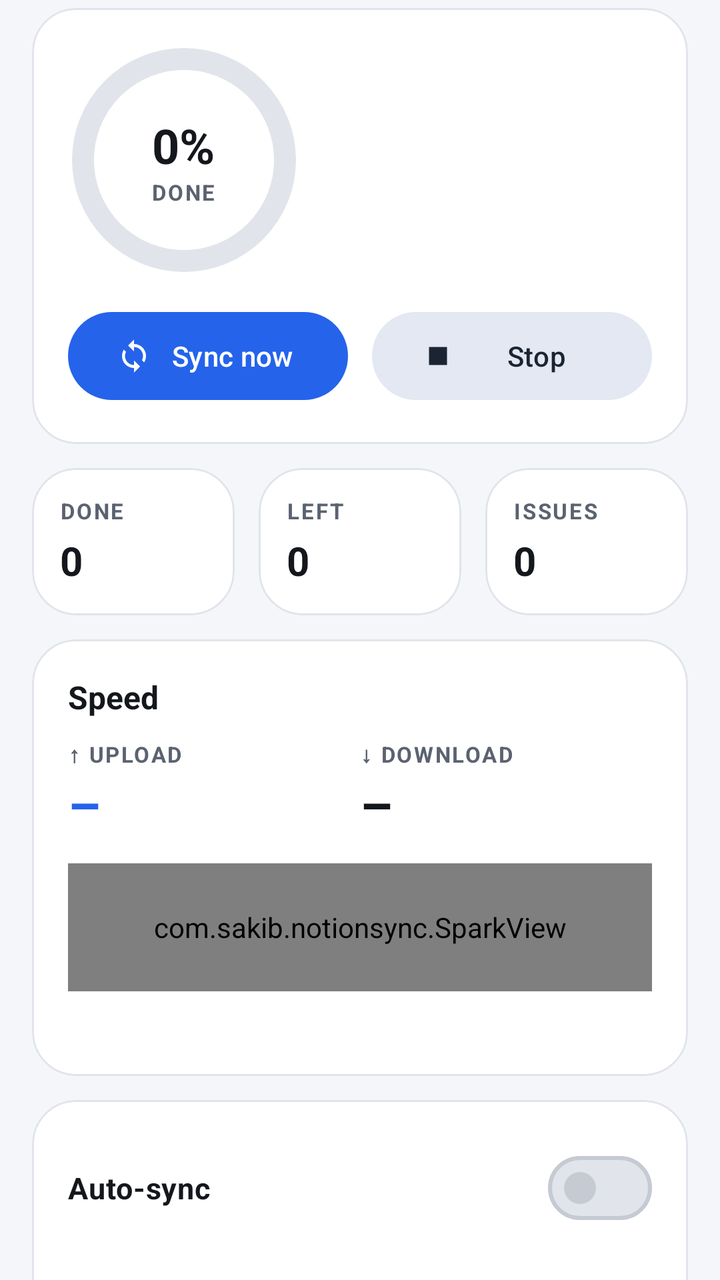
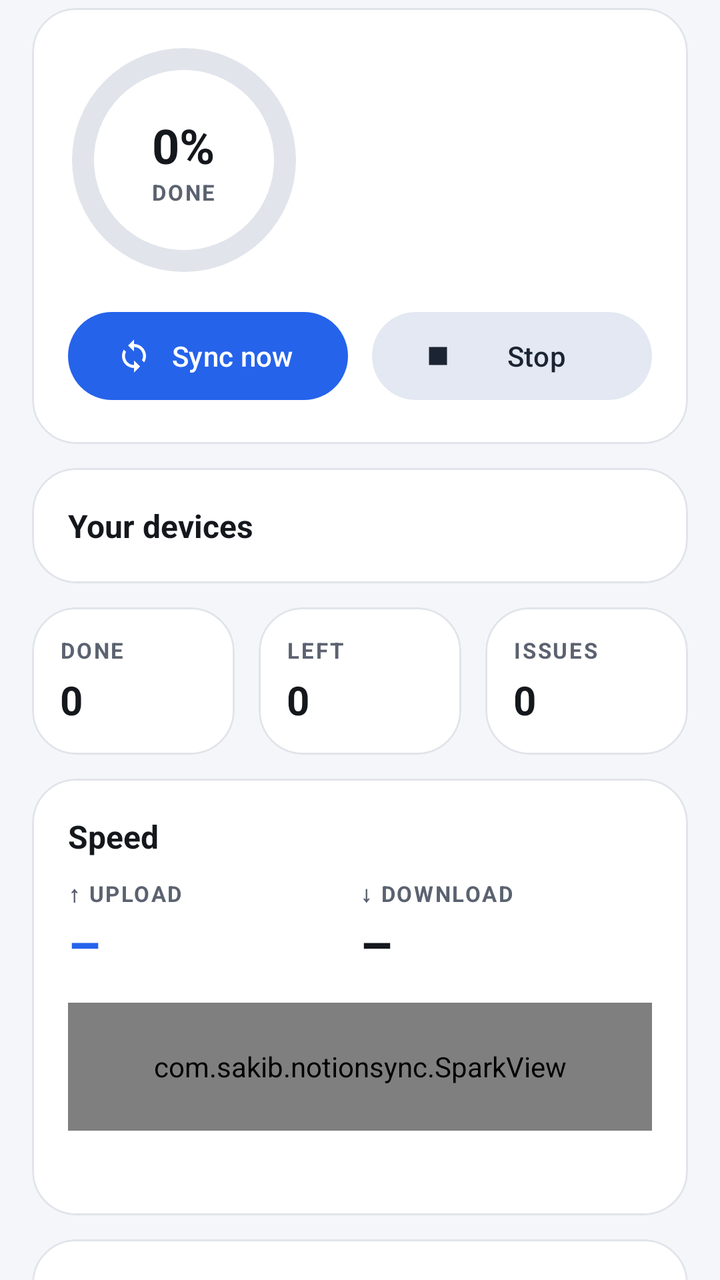

The first picture is an Android layout as it rendered before a commit; the second is the same layout after the commit. The layout source and the unified diff follow.
<!-- AndroidManifest.xml: application theme Theme.NotionSync -->
<!-- res/layout/page_home.xml -->
<?xml version="1.0" encoding="utf-8"?>
<androidx.core.widget.NestedScrollView xmlns:android="http://schemas.android.com/apk/res/android"
    xmlns:app="http://schemas.android.com/apk/res-auto"
    android:layout_width="match_parent"
    android:layout_height="match_parent">

    <LinearLayout
        android:layout_width="match_parent"
        android:layout_height="wrap_content"
        android:orientation="vertical"
        android:paddingStart="16dp"
        android:paddingTop="4dp"
        android:paddingEnd="16dp"
        android:paddingBottom="24dp">

        
        <com.google.android.material.card.MaterialCardView
            style="@style/Card"
            android:layout_width="match_parent"
            android:layout_height="wrap_content">

            <LinearLayout style="@style/CardBody"
                android:layout_width="match_parent"
                android:layout_height="wrap_content">

                <LinearLayout
                    android:layout_width="match_parent"
                    android:layout_height="wrap_content"
                    android:gravity="center_vertical"
                    android:orientation="horizontal">

                    <FrameLayout
                        android:layout_width="116dp"
                        android:layout_height="116dp">

                        <com.google.android.material.progressindicator.CircularProgressIndicator
                            android:id="@+id/ring"
                            android:layout_width="wrap_content"
                            android:layout_height="wrap_content"
                            android:layout_gravity="center"
                            android:max="1000"
                            app:indicatorSize="112dp"
                            app:trackColor="?attr/colorSurfaceContainerHighest"
                            app:trackCornerRadius="6dp"
                            app:trackThickness="11dp" />

                        <LinearLayout
                            android:layout_width="wrap_content"
                            android:layout_height="wrap_content"
                            android:layout_gravity="center"
                            android:gravity="center"
                            android:orientation="vertical">

                            <TextView
                                android:id="@+id/percent"
                                android:layout_width="wrap_content"
                                android:layout_height="wrap_content"
                                android:text="0%"
                                android:textColor="?attr/colorOnSurface"
                                android:textSize="24sp"
                                android:textStyle="bold" />

                            <TextView
                                style="@style/Label"
                                android:layout_width="wrap_content"
                                android:layout_height="wrap_content"
                                android:text="done" />
                        </LinearLayout>
                    </FrameLayout>

                    <LinearLayout
                        android:layout_width="0dp"
                        android:layout_height="wrap_content"
                        android:layout_marginStart="18dp"
                        android:layout_weight="1"
                        android:orientation="vertical">

                        <TextView
                            android:id="@+id/status_title"
                            android:layout_width="wrap_content"
                            android:layout_height="wrap_content"
                            android:textColor="?attr/colorOnSurface"
                            android:textSize="20sp"
                            android:textStyle="bold" />

                        <TextView
                            android:id="@+id/status_detail"
                            style="@style/Muted"
                            android:layout_width="wrap_content"
                            android:layout_height="wrap_content"
                            android:layout_marginTop="4dp" />
                    </LinearLayout>
                </LinearLayout>

                <TextView
                    android:id="@+id/current_file"
                    style="@style/Muted"
                    android:layout_width="match_parent"
                    android:layout_height="wrap_content"
                    android:layout_marginTop="14dp"
                    android:ellipsize="middle"
                    android:singleLine="true"
                    android:visibility="gone" />

                <LinearLayout
                    android:layout_width="match_parent"
                    android:layout_height="wrap_content"
                    android:layout_marginTop="14dp"
                    android:orientation="horizontal">

                    <com.google.android.material.button.MaterialButton
                        android:id="@+id/btn_sync"
                        android:layout_width="0dp"
                        android:layout_height="52dp"
                        android:layout_marginEnd="6dp"
                        android:layout_weight="1"
                        android:maxLines="1"
                        android:text="Sync now"
                        android:textSize="14sp"
                        app:icon="@drawable/ic_sync"
                        app:iconPadding="6dp" />

                    <com.google.android.material.button.MaterialButton
                        android:id="@+id/btn_stop"
                        style="@style/Widget.Material3.Button.TonalButton"
                        android:layout_width="0dp"
                        android:layout_height="52dp"
                        android:layout_marginStart="6dp"
                        android:layout_weight="1"
                        android:maxLines="1"
                        android:text="Stop"
                        android:textSize="14sp"
                        app:icon="@drawable/ic_stop"
                        app:iconPadding="6dp" />
                </LinearLayout>
            </LinearLayout>
        </com.google.android.material.card.MaterialCardView>

        
        <LinearLayout
            android:layout_width="match_parent"
            android:layout_height="wrap_content"
            android:layout_marginBottom="12dp"
            android:orientation="horizontal">

            <com.google.android.material.card.MaterialCardView
                style="@style/Card"
                android:layout_width="0dp"
                android:layout_height="wrap_content"
                android:layout_marginEnd="6dp"
                android:layout_marginBottom="0dp"
                android:layout_weight="1">

                <LinearLayout
                    android:layout_width="match_parent"
                    android:layout_height="wrap_content"
                    android:orientation="vertical"
                    android:padding="14dp">

                    <TextView style="@style/Label" android:layout_width="wrap_content" android:layout_height="wrap_content" android:text="Done" />
                    <TextView android:id="@+id/n_done" android:layout_width="wrap_content" android:layout_height="wrap_content" android:layout_marginTop="4dp" android:text="0" android:textColor="?attr/colorOnSurface" android:textSize="20sp" android:textStyle="bold" />
                </LinearLayout>
            </com.google.android.material.card.MaterialCardView>

            <com.google.android.material.card.MaterialCardView
                style="@style/Card"
                android:layout_width="0dp"
                android:layout_height="wrap_content"
                android:layout_marginStart="6dp"
                android:layout_marginEnd="6dp"
                android:layout_marginBottom="0dp"
                android:layout_weight="1">

                <LinearLayout
                    android:layout_width="match_parent"
                    android:layout_height="wrap_content"
                    android:orientation="vertical"
                    android:padding="14dp">

                    <TextView style="@style/Label" android:layout_width="wrap_content" android:layout_height="wrap_content" android:text="Left" />
                    <TextView android:id="@+id/n_left" android:layout_width="wrap_content" android:layout_height="wrap_content" android:layout_marginTop="4dp" android:text="0" android:textColor="?attr/colorOnSurface" android:textSize="20sp" android:textStyle="bold" />
                </LinearLayout>
            </com.google.android.material.card.MaterialCardView>

            <com.google.android.material.card.MaterialCardView
                android:id="@+id/issues_tile"
                style="@style/Card"
                android:layout_width="0dp"
                android:layout_height="wrap_content"
                android:layout_marginStart="6dp"
                android:layout_marginBottom="0dp"
                android:layout_weight="1"
                android:clickable="true"
                android:focusable="true">

                <LinearLayout
                    android:layout_width="match_parent"
                    android:layout_height="wrap_content"
                    android:orientation="vertical"
                    android:padding="14dp">

                    <TextView style="@style/Label" android:layout_width="wrap_content" android:layout_height="wrap_content" android:text="Issues" />
                    <TextView android:id="@+id/n_issues" android:layout_width="wrap_content" android:layout_height="wrap_content" android:layout_marginTop="4dp" android:text="0" android:textColor="?attr/colorOnSurface" android:textSize="20sp" android:textStyle="bold" />
                </LinearLayout>
            </com.google.android.material.card.MaterialCardView>
        </LinearLayout>

        
        <com.google.android.material.card.MaterialCardView
            style="@style/Card"
            android:layout_width="match_parent"
            android:layout_height="wrap_content">

            <LinearLayout style="@style/CardBody"
                android:layout_width="match_parent"
                android:layout_height="wrap_content">

                <TextView style="@style/CardTitle" android:layout_width="wrap_content" android:layout_height="wrap_content" android:text="Speed" />

                <LinearLayout
                    android:layout_width="match_parent"
                    android:layout_height="wrap_content"
                    android:layout_marginTop="10dp"
                    android:orientation="horizontal">

                    <LinearLayout
                        android:layout_width="0dp"
                        android:layout_height="wrap_content"
                        android:layout_weight="1"
                        android:orientation="vertical">

                        <TextView style="@style/Label" android:layout_width="wrap_content" android:layout_height="wrap_content" android:text="↑ Upload" />
                        <TextView android:id="@+id/speed_up" android:layout_width="wrap_content" android:layout_height="wrap_content" android:text="–" android:textColor="?attr/colorPrimary" android:textSize="26sp" android:textStyle="bold" />
                    </LinearLayout>

                    <LinearLayout
                        android:layout_width="0dp"
                        android:layout_height="wrap_content"
                        android:layout_weight="1"
                        android:orientation="vertical">

                        <TextView style="@style/Label" android:layout_width="wrap_content" android:layout_height="wrap_content" android:text="↓ Download" />
                        <TextView android:id="@+id/speed_down" android:layout_width="wrap_content" android:layout_height="wrap_content" android:text="–" android:textColor="?attr/colorOnSurface" android:textSize="26sp" android:textStyle="bold" />
                    </LinearLayout>
                </LinearLayout>

                <com.sakib.notionsync.SparkView
                    android:id="@+id/spark"
                    android:layout_width="match_parent"
                    android:layout_height="64dp"
                    android:layout_marginTop="12dp" />

                <TextView
                    android:id="@+id/speed_totals"
                    style="@style/Muted"
                    android:layout_width="wrap_content"
                    android:layout_height="wrap_content"
                    android:layout_marginTop="8dp"
                    android:textSize="12sp" />
            </LinearLayout>
        </com.google.android.material.card.MaterialCardView>

        
        <com.google.android.material.card.MaterialCardView
            style="@style/Card"
            android:layout_width="match_parent"
            android:layout_height="wrap_content">

            <LinearLayout style="@style/CardBody"
                android:layout_width="match_parent"
                android:layout_height="wrap_content">

                <com.google.android.material.materialswitch.MaterialSwitch
                    android:id="@+id/sw_auto"
                    style="@style/SettingSwitch"
                    android:layout_width="match_parent"
                    android:layout_height="wrap_content"
                    android:text="Auto-sync"
                    android:textStyle="bold" />

                <TextView
                    android:id="@+id/auto_detail"
                    style="@style/Muted"
                    android:layout_width="wrap_content"
                    android:layout_height="wrap_content" />

                <TextView
                    android:id="@+id/auto_times"
                    style="@style/Muted"
                    android:layout_width="wrap_content"
                    android:layout_height="wrap_content"
                    android:layout_marginTop="2dp" />
            </LinearLayout>
        </com.google.android.material.card.MaterialCardView>

        
        <com.google.android.material.card.MaterialCardView
            style="@style/Card"
            android:layout_width="match_parent"
            android:layout_height="wrap_content">

            <LinearLayout style="@style/CardBody"
                android:layout_width="match_parent"
                android:layout_height="wrap_content">

                <TextView style="@style/CardTitle" android:layout_width="wrap_content" android:layout_height="wrap_content" android:text="Space" />

                <TextView style="@style/Label" android:layout_width="wrap_content" android:layout_height="wrap_content" android:layout_marginTop="10dp" android:text="This app uses" />
                <TextView android:id="@+id/space_app" android:layout_width="wrap_content" android:layout_height="wrap_content" android:textColor="?attr/colorOnSurface" android:textSize="20sp" android:textStyle="bold" />
                <TextView android:id="@+id/space_app_detail" style="@style/Muted" android:layout_width="wrap_content" android:layout_height="wrap_content" />

                <TextView style="@style/Muted" android:layout_width="wrap_content" android:layout_height="wrap_content" android:layout_marginTop="10dp" android:text="Keep files opened from the cloud up to:" />
                <com.google.android.material.chip.ChipGroup
                    android:id="@+id/space_limit"
                    android:layout_width="match_parent"
                    android:layout_height="wrap_content"
                    app:selectionRequired="true"
                    app:singleSelection="true" />

                <com.google.android.material.materialswitch.MaterialSwitch
                    android:id="@+id/sw_cloud_previews"
                    style="@style/SettingSwitch"
                    android:layout_width="match_parent"
                    android:layout_height="wrap_content"
                    android:text="Previews for cloud-only photos (uses some space and data)" />

                <LinearLayout android:layout_width="match_parent" android:layout_height="wrap_content" android:orientation="horizontal">
                    <com.google.android.material.button.MaterialButton android:id="@+id/space_see" style="@style/Widget.Material3.Button.OutlinedButton" android:layout_width="wrap_content" android:layout_height="wrap_content" android:layout_marginEnd="8dp" android:text="See downloads" />
                    <com.google.android.material.button.MaterialButton android:id="@+id/space_clear" style="@style/Widget.Material3.Button.TextButton" android:layout_width="wrap_content" android:layout_height="wrap_content" android:text="Clear them" />
                </LinearLayout>

<TextView
                    style="@style/Muted"
                    android:layout_width="wrap_content"
                    android:layout_height="wrap_content"
                    android:layout_marginTop="6dp"
                    android:text="Only copies downloaded from the cloud are counted and cleared here. Your own files on this phone are never removed."
                    android:textSize="12sp" />
            </LinearLayout>
        </com.google.android.material.card.MaterialCardView>

        
        <com.google.android.material.card.MaterialCardView
            android:id="@+id/issues_card"
            style="@style/Card"
            android:layout_width="match_parent"
            android:layout_height="wrap_content"
            android:visibility="gone">

            <LinearLayout style="@style/CardBody"
                android:layout_width="match_parent"
                android:layout_height="wrap_content">

                <TextView style="@style/CardTitle" android:layout_width="wrap_content" android:layout_height="wrap_content" android:text="Files that didn't upload" />

                <TextView
                    android:id="@+id/issues_detail"
                    style="@style/Muted"
                    android:layout_width="wrap_content"
                    android:layout_height="wrap_content"
                    android:layout_marginTop="4dp" />

                <LinearLayout
                    android:layout_width="match_parent"
                    android:layout_height="wrap_content"
                    android:layout_marginTop="10dp"
                    android:orientation="horizontal">

                    <com.google.android.material.button.MaterialButton
                        android:id="@+id/btn_issues"
                        style="@style/Widget.Material3.Button.OutlinedButton"
                        android:layout_width="wrap_content"
                        android:layout_height="wrap_content"
                        android:layout_marginEnd="8dp"
                        android:text="See list" />

                    <com.google.android.material.button.MaterialButton
                        android:id="@+id/btn_retry"
                        style="@style/Widget.Material3.Button.TextButton"
                        android:layout_width="wrap_content"
                        android:layout_height="wrap_content"
                        android:text="Try again" />
                </LinearLayout>
            </LinearLayout>
        </com.google.android.material.card.MaterialCardView>
    </LinearLayout>
</androidx.core.widget.NestedScrollView>
<!-- resources referenced by this layout -->
<resources>
  <!-- drawable ic_stop (drawable) -->
  <vector xmlns:android="http://schemas.android.com/apk/res/android"
      android:width="24dp" android:height="24dp" android:viewportWidth="24" android:viewportHeight="24"
      android:tint="?attr/colorControlNormal">
      <path android:fillColor="#FFFFFF" android:pathData="M6,6h12v12H6z" />
  </vector>
  <!-- drawable ic_sync (drawable) -->
  <vector xmlns:android="http://schemas.android.com/apk/res/android"
      android:width="24dp" android:height="24dp" android:viewportWidth="24" android:viewportHeight="24"
      android:tint="?attr/colorControlNormal">
      <path android:fillColor="#FFFFFF" android:pathData="M12,4L12,1L8,5l4,4L12,6c3.31,0 6,2.69 6,6 0,1.01 -0.25,1.97 -0.7,2.8l1.46,1.46C19.54,15.03 20,13.57 20,12c0,-4.42 -3.58,-8 -8,-8zM12,18c-3.31,0 -6,-2.69 -6,-6 0,-1.01 0.25,-1.97 0.7,-2.8L5.24,7.74C4.46,8.97 4,10.43 4,12c0,4.42 3.58,8 8,8v3l4,-4 -4,-4v3z" />
  </vector>
  <style name="Card" parent="Widget.Material3.CardView.Filled">
          <item name="cardBackgroundColor">?attr/colorSurfaceContainerLow</item>
          <item name="cardCornerRadius">22dp</item>
          <item name="cardElevation">0dp</item>
          <item name="strokeWidth">1dp</item>
          <item name="strokeColor">?attr/colorOutlineVariant</item>
          <item name="android:layout_marginBottom">12dp</item>
      </style>
  <style name="CardBody">
          <item name="android:orientation">vertical</item>
          <item name="android:padding">18dp</item>
      </style>
  <style name="CardTitle">
          <item name="android:textSize">16sp</item>
          <item name="android:textStyle">bold</item>
          <item name="android:textColor">?attr/colorOnSurface</item>
      </style>
  <style name="Label">
          <item name="android:textSize">11sp</item>
          <item name="android:letterSpacing">0.08</item>
          <item name="android:textAllCaps">true</item>
          <item name="android:textStyle">bold</item>
          <item name="android:textColor">?attr/colorOnSurfaceVariant</item>
      </style>
  <style name="Muted">
          <item name="android:textSize">13sp</item>
          <item name="android:textColor">?attr/colorOnSurfaceVariant</item>
          <item name="android:lineSpacingExtra">2dp</item>
      </style>
  <style name="SettingSwitch" parent="Widget.Material3.CompoundButton.MaterialSwitch">
          <item name="android:textSize">15sp</item>
          <item name="android:textColor">?attr/colorOnSurface</item>
          <item name="android:minHeight">52dp</item>
      </style>
  <color name="primary">#2563EB</color>
  <color name="on_primary">#FFFFFF</color>
  <color name="primary_container">#DBE6FF</color>
  <color name="on_primary_container">#0B2A6B</color>
  <color name="secondary">#4B5563</color>
  <color name="on_secondary">#FFFFFF</color>
  <color name="secondary_container">#E3E8F2</color>
  <color name="on_secondary_container">#1B2433</color>
  <color name="background">#F4F6F9</color>
  <color name="surface">#F4F6F9</color>
  <color name="surface_lowest">#FFFFFF</color>
  <color name="surface_low">#FFFFFF</color>
  <color name="surface_mid">#EDF0F4</color>
  <color name="surface_high">#E7EAF0</color>
  <color name="surface_highest">#E1E5EB</color>
  <color name="on_surface">#14171C</color>
  <color name="on_surface_variant">#5B6270</color>
  <color name="outline">#C5CAD3</color>
  <color name="outline_variant">#E1E4EA</color>
  <color name="bad">#DC2626</color>
  <!-- unchanged entries left out for length: 1 -->
</resources>

<!-- the commit's change to res/layout/page_home.xml (unified diff, before → after) -->
@@ -137,6 +137,24 @@
         </com.google.android.material.card.MaterialCardView>
 
         
+        <com.google.android.material.card.MaterialCardView
+            style="@style/Card"
+            android:layout_width="match_parent"
+            android:layout_height="wrap_content">
+
+            <LinearLayout style="@style/CardBody"
+                android:layout_width="match_parent"
+                android:layout_height="wrap_content">
+
+                <LinearLayout android:layout_width="match_parent" android:layout_height="wrap_content" android:gravity="center_vertical" android:orientation="horizontal">
+                    <TextView style="@style/CardTitle" android:layout_width="0dp" android:layout_height="wrap_content" android:layout_weight="1" android:text="Your devices" />
+                    <TextView android:id="@+id/devices_updated" style="@style/Muted" android:layout_width="wrap_content" android:layout_height="wrap_content" android:textSize="12sp" />
+                </LinearLayout>
+                <LinearLayout android:id="@+id/devices_box" android:layout_width="match_parent" android:layout_height="wrap_content" android:orientation="vertical" />
+            </LinearLayout>
+        </com.google.android.material.card.MaterialCardView>
+
+        
         <LinearLayout
             android:layout_width="match_parent"
             android:layout_height="wrap_content"
